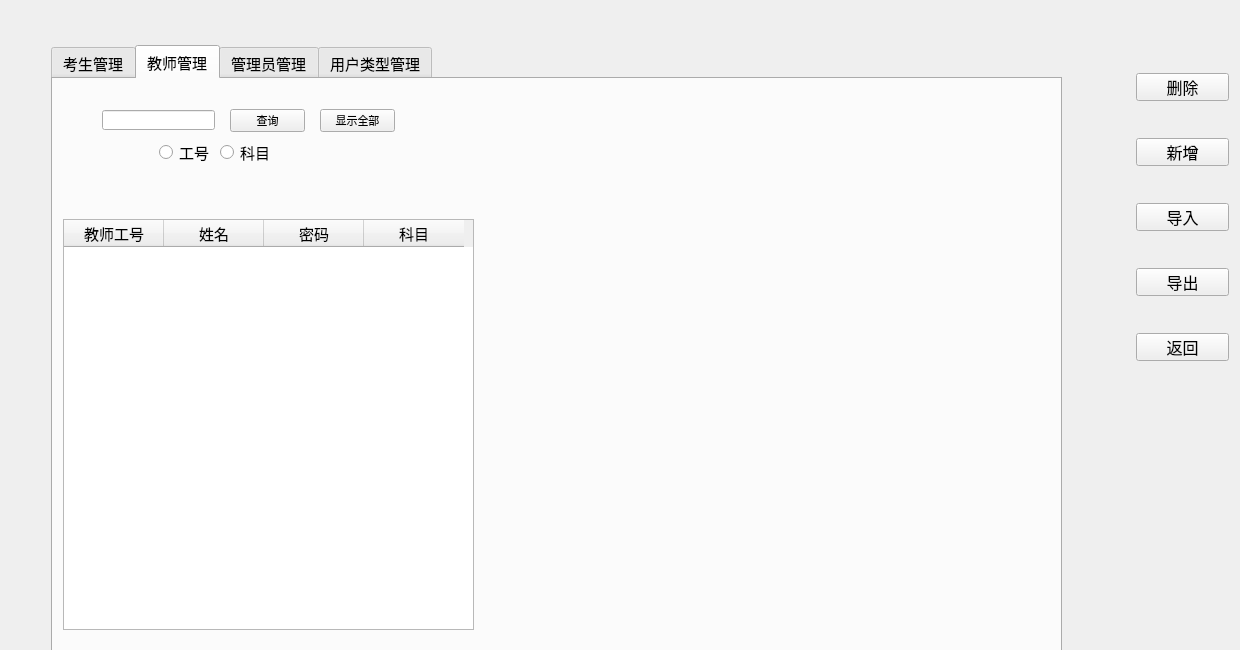
Old version of the form server/membermanage.ui in the repository AlanForeverAi/Exams.
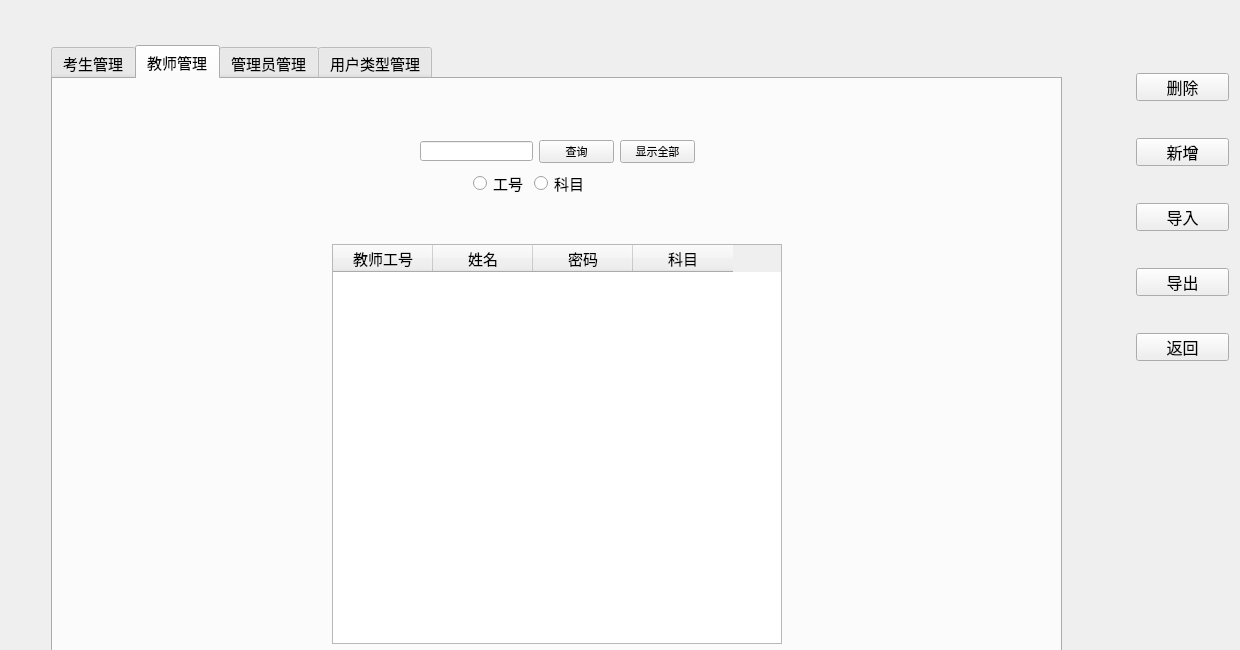
New version of the form. The open tabs and pages were chosen to show the change.

The edit to the form file:
```diff
--- a/server/membermanage.ui
+++ b/server/membermanage.ui
@@ -536,54 +536,66 @@
         <attribute name="title">
          <string>教师管理</string>
         </attribute>
-        <widget class="QTableWidget" name="tableWidget_Teacher">
-         <property name="geometry">
-          <rect>
-           <x>10</x>
-           <y>140</y>
-           <width>411</width>
-           <height>411</height>
-          </rect>
-         </property>
-         <property name="sizePolicy">
-          <sizepolicy hsizetype="Fixed" vsizetype="Fixed">
-           <horstretch>0</horstretch>
-           <verstretch>0</verstretch>
-          </sizepolicy>
-         </property>
-         <property name="sortingEnabled">
-          <bool>true</bool>
-         </property>
-         <column>
-          <property name="text">
-           <string>教师工号</string>
-          </property>
-         </column>
-         <column>
-          <property name="text">
-           <string>姓名</string>
-          </property>
-         </column>
-         <column>
-          <property name="text">
-           <string>密码</string>
-          </property>
-         </column>
-         <column>
-          <property name="text">
-           <string>科目</string>
-          </property>
-         </column>
-        </widget>
-        <widget class="QWidget" name="layoutWidget">
-         <property name="geometry">
-          <rect>
-           <x>40</x>
-           <y>30</y>
-           <width>313</width>
-           <height>59</height>
-          </rect>
-         </property>
+        <layout class="QGridLayout" name="gridLayout_6">
+         <item row="0" column="1">
+          <spacer name="verticalSpacer_19">
+           <property name="orientation">
+            <enum>Qt::Vertical</enum>
+           </property>
+           <property name="sizeHint" stdset="0">
+            <size>
+             <width>20</width>
+             <height>31</height>
+            </size>
+           </property>
+          </spacer>
+         </item>
+         <item row="1" column="0">
+          <spacer name="horizontalSpacer_33">
+           <property name="orientation">
+            <enum>Qt::Horizontal</enum>
+           </property>
+           <property name="sizeHint" stdset="0">
+            <size>
+             <width>119</width>
+             <height>20</height>
+            </size>
+           </property>
+          </spacer>
+         </item>
+         <item row="1" column="1">
+          <layout class="QVBoxLayout" name="verticalLayout_9">
+           <item>
+            <layout class="QHBoxLayout" name="horizontalLayout_8">
+             <item>
+              <spacer name="horizontalSpacer_25">
+               <property name="orientation">
+                <enum>Qt::Horizontal</enum>
+               </property>
+               <property name="sizeHint" stdset="0">
+                <size>
+                 <width>40</width>
+                 <height>20</height>
+                </size>
+               </property>
+              </spacer>
+             </item>
+             <item>
+              <layout class="QGridLayout" name="gridLayout_4">
+               <item row="0" column="0">
+                <spacer name="horizontalSpacer_23">
+                 <property name="orientation">
+                  <enum>Qt::Horizontal</enum>
+                 </property>
+                 <property name="sizeHint" stdset="0">
+                  <size>
+                   <width>40</width>
+                   <height>20</height>
+                  </size>
+                 </property>
+                </spacer>
+               </item>
+               <item row="0" column="1">
          <layout class="QVBoxLayout" name="verticalLayout_4">
           <item>
            <layout class="QHBoxLayout" name="horizontalLayout_4">
@@ -723,7 +735,210 @@
            </layout>
           </item>
          </layout>
-        </widget>
+               </item>
+               <item row="0" column="2">
+                <spacer name="horizontalSpacer_24">
+                 <property name="orientation">
+                  <enum>Qt::Horizontal</enum>
+                 </property>
+                 <property name="sizeHint" stdset="0">
+                  <size>
+                   <width>40</width>
+                   <height>20</height>
+                  </size>
+                 </property>
+                </spacer>
+               </item>
+              </layout>
+             </item>
+             <item>
+              <spacer name="horizontalSpacer_26">
+               <property name="orientation">
+                <enum>Qt::Horizontal</enum>
+               </property>
+               <property name="sizeHint" stdset="0">
+                <size>
+                 <width>40</width>
+                 <height>20</height>
+                </size>
+               </property>
+              </spacer>
+             </item>
+            </layout>
+           </item>
+           <item>
+            <layout class="QVBoxLayout" name="verticalLayout_8">
+             <item>
+              <spacer name="verticalSpacer_17">
+               <property name="orientation">
+                <enum>Qt::Vertical</enum>
+               </property>
+               <property name="sizeHint" stdset="0">
+                <size>
+                 <width>20</width>
+                 <height>40</height>
+                </size>
+               </property>
+              </spacer>
+             </item>
+             <item>
+              <layout class="QGridLayout" name="gridLayout_5">
+               <item row="0" column="3" rowspan="2">
+                <widget class="QTableWidget" name="tableWidget_Teacher">
+                 <property name="sizePolicy">
+                  <sizepolicy hsizetype="Fixed" vsizetype="Fixed">
+                   <horstretch>0</horstretch>
+                   <verstretch>0</verstretch>
+                  </sizepolicy>
+                 </property>
+                 <property name="minimumSize">
+                  <size>
+                   <width>450</width>
+                   <height>400</height>
+                  </size>
+                 </property>
+                 <property name="maximumSize">
+                  <size>
+                   <width>450</width>
+                   <height>400</height>
+                  </size>
+                 </property>
+                 <property name="sortingEnabled">
+                  <bool>true</bool>
+                 </property>
+                 <column>
+                  <property name="text">
+                   <string>教师工号</string>
+                  </property>
+                 </column>
+                 <column>
+                  <property name="text">
+                   <string>姓名</string>
+                  </property>
+                 </column>
+                 <column>
+                  <property name="text">
+                   <string>密码</string>
+                  </property>
+                 </column>
+                 <column>
+                  <property name="text">
+                   <string>科目</string>
+                  </property>
+                 </column>
+                </widget>
+               </item>
+               <item row="1" column="1">
+                <spacer name="horizontalSpacer_29">
+                 <property name="orientation">
+                  <enum>Qt::Horizontal</enum>
+                 </property>
+                 <property name="sizeHint" stdset="0">
+                  <size>
+                   <width>40</width>
+                   <height>20</height>
+                  </size>
+                 </property>
+                </spacer>
+               </item>
+               <item row="0" column="4" rowspan="2">
+                <spacer name="horizontalSpacer_28">
+                 <property name="orientation">
+                  <enum>Qt::Horizontal</enum>
+                 </property>
+                 <property name="sizeHint" stdset="0">
+                  <size>
+                   <width>40</width>
+                   <height>20</height>
+                  </size>
+                 </property>
+                </spacer>
+               </item>
+               <item row="0" column="2">
+                <spacer name="horizontalSpacer_27">
+                 <property name="orientation">
+                  <enum>Qt::Horizontal</enum>
+                 </property>
+                 <property name="sizeHint" stdset="0">
+                  <size>
+                   <width>40</width>
+                   <height>20</height>
+                  </size>
+                 </property>
+                </spacer>
+               </item>
+               <item row="1" column="5">
+                <spacer name="horizontalSpacer_30">
+                 <property name="orientation">
+                  <enum>Qt::Horizontal</enum>
+                 </property>
+                 <property name="sizeHint" stdset="0">
+                  <size>
+                   <width>40</width>
+                   <height>20</height>
+                  </size>
+                 </property>
+                </spacer>
+               </item>
+               <item row="1" column="0">
+                <spacer name="horizontalSpacer_31">
+                 <property name="orientation">
+                  <enum>Qt::Horizontal</enum>
+                 </property>
+                 <property name="sizeHint" stdset="0">
+                  <size>
+                   <width>40</width>
+                   <height>20</height>
+                  </size>
+                 </property>
+                </spacer>
+               </item>
+               <item row="1" column="6">
+                <spacer name="horizontalSpacer_32">
+                 <property name="orientation">
+                  <enum>Qt::Horizontal</enum>
+                 </property>
+                 <property name="sizeHint" stdset="0">
+                  <size>
+                   <width>40</width>
+                   <height>20</height>
+                  </size>
+                 </property>
+                </spacer>
+               </item>
+               <item row="2" column="3">
+                <spacer name="verticalSpacer_18">
+                 <property name="orientation">
+                  <enum>Qt::Vertical</enum>
+                 </property>
+                 <property name="sizeHint" stdset="0">
+                  <size>
+                   <width>20</width>
+                   <height>40</height>
+                  </size>
+                 </property>
+                </spacer>
+               </item>
+              </layout>
+             </item>
+            </layout>
+           </item>
+          </layout>
+         </item>
+         <item row="1" column="2">
+          <spacer name="horizontalSpacer_34">
+           <property name="orientation">
+            <enum>Qt::Horizontal</enum>
+           </property>
+           <property name="sizeHint" stdset="0">
+            <size>
+             <width>118</width>
+             <height>20</height>
+            </size>
+           </property>
+          </spacer>
+         </item>
+        </layout>
         <zorder>layoutWidget</zorder>
         <zorder>tableWidget_Teacher</zorder>
        </widget>
```
Left out of the diff: 485 changed lines with no effect on the pictures. Lines whose indentation alone changed are shown as unchanged.
